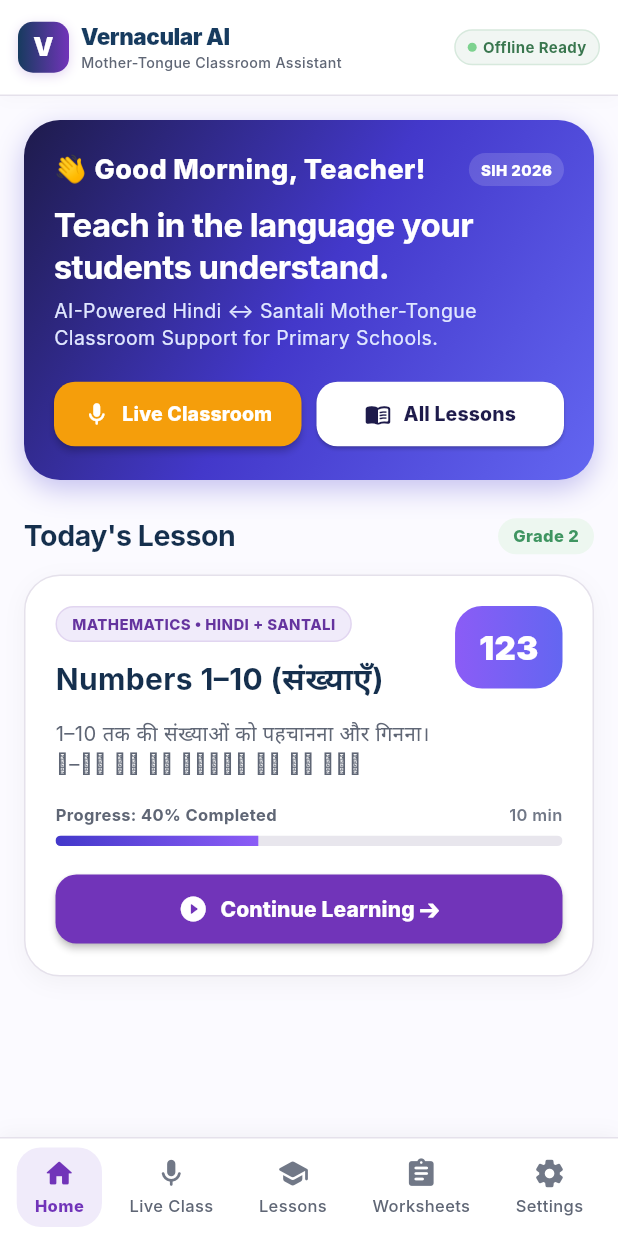
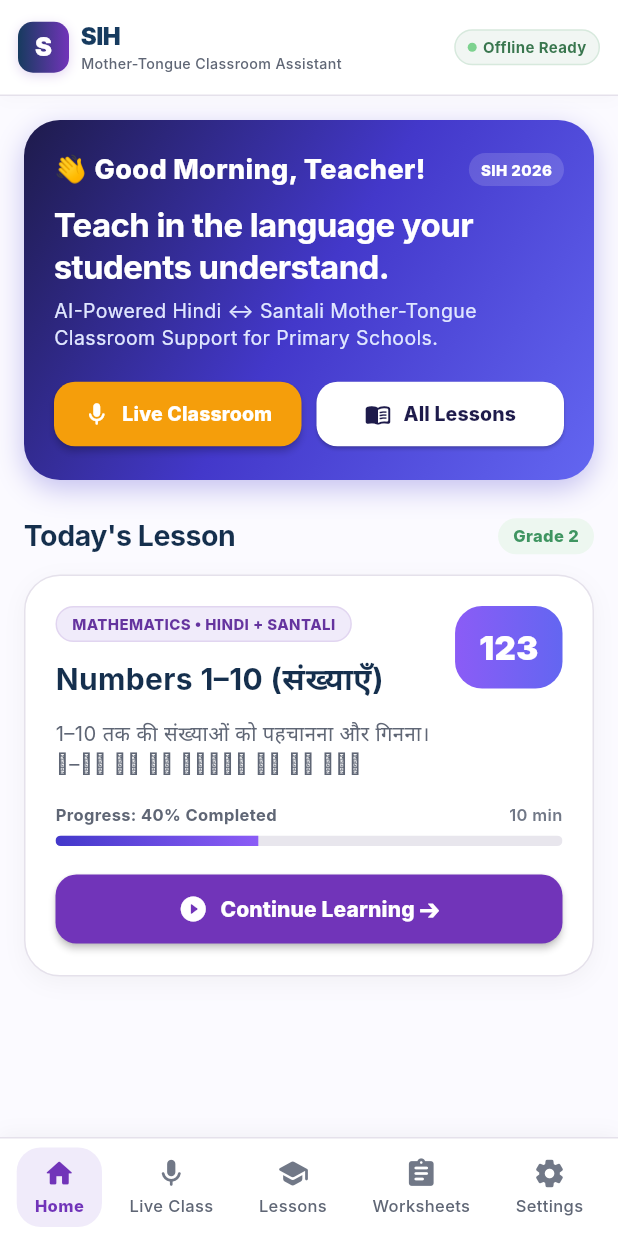
Before and after one commit to vaseem0703/sih, a Flutter app: the screen it shows after launch, on a phone screen of 412 x 824 dp. Run offline on Flutter 3.47's test engine with Material 3 defaults, Android fonts, the light colour scheme and no system bars; our stand-ins replace audioplayers, permission_handler, shared_preferences, speech_to_text; Roboto replaces fonts that are missing (Inter).

Commit message:
chore: change app name to SIH

```diff
--- a/sih_flutter_app/lib/app/app.dart
+++ b/sih_flutter_app/lib/app/app.dart
@@ -58,7 +58,7 @@ class _SihAppState extends State<SihApp> {
   @override
   Widget build(BuildContext context) {
     return MaterialApp(
-      title: 'Vernacular AI • Mother-Tongue Classroom Assistant',
+      title: 'SIH',
       debugShowCheckedModeBanner: false,
       theme: AppTheme.lightTheme,
       home: Scaffold(
--- a/sih_flutter_app/lib/widgets/app_header.dart
+++ b/sih_flutter_app/lib/widgets/app_header.dart
@@ -45,7 +45,7 @@ class AppHeader extends StatelessWidget {
                   ),
                   alignment: Alignment.center,
                   child: const Text(
-                    'V',
+                    'S',
                     style: TextStyle(
                       color: Colors.white,
                       fontWeight: FontWeight.w900,
@@ -60,11 +60,11 @@ class AppHeader extends StatelessWidget {
                     crossAxisAlignment: CrossAxisAlignment.start,
                     children: const [
                       Text(
-                        'Vernacular AI',
+                        'SIH',
                         maxLines: 1,
                         overflow: TextOverflow.ellipsis,
                         style: TextStyle(
-                          fontSize: 15,
+                          fontSize: 16,
                           fontWeight: FontWeight.w900,
                           color: AppColors.navy,
                           letterSpacing: -0.3,
```
Also changed, not shown: 1 other file.
